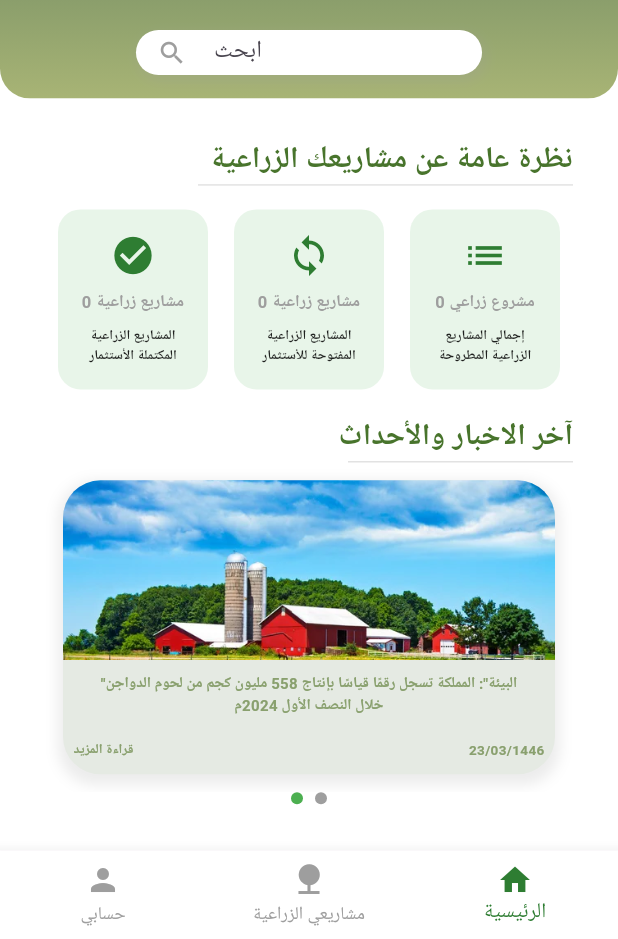
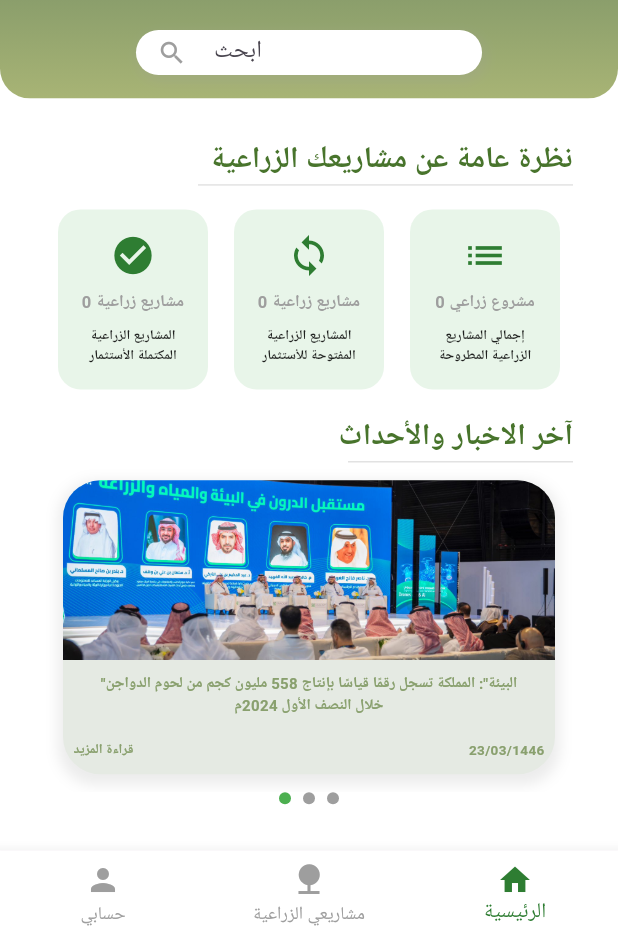
Before and after one commit to RahafHatrash/EmdadApp_SeniorProject, a Flutter app: the FarmerHomePage screen opened by its route, on a phone screen of 412 x 824 dp, the part 297-1236 px from its top. Run offline on Flutter 3.47's test engine with Material 3 defaults, Android fonts, the phone set to English and light mode, and no system bars; our stand-ins replace cloud_firestore, firebase_auth, firebase_core; accounts and stored records are empty; Roboto replaces fonts that are missing (Markazi Text).

Commit message:
changes by rahaf

```diff
--- a/lib/FarmerPages/FarmerHome/farmerHome.dart
+++ b/lib/FarmerPages/FarmerHome/farmerHome.dart
@@ -2,9 +2,7 @@ import 'package:cloud_firestore/cloud_firestore.dart';
 import 'package:emdad_cpit499/FarmerPages/FarmerHome/projects_list.dart';
 import 'package:firebase_auth/firebase_auth.dart';
 import 'package:flutter/material.dart';
-
 import '../FarmerProfile/FarmerProfile.dart';
-
 
 class FarmerHomePage extends StatefulWidget {
   const FarmerHomePage({super.key});
@@ -56,6 +54,27 @@ class _FarmerHomePageState extends State<FarmerHomePage> {
         .snapshots()
         .map((snapshot) => snapshot.docs.length);
   }
+
+  final List<Map<String, String>> farmCards = [
+    {
+      'imageUrl': 'assets/images/news1.png',
+      'date': '23/03/1446',
+      'text': '"البيئة": المملكة تسجل رقمًا قياسًا بإنتاج 558 مليون كجم من لحوم الدواجن خلال النصف الأول 2024م',
+      'additionalText': 'قراءة المزيد',
+    },
+    {
+      'imageUrl': 'assets/images/news2.png',
+      'date': '24/03/1446',
+      'text': '"البيئة": المملكة تسجل رقمًا قياسًا بإنتاج 558 مليون كجم من لحوم الدواجن خلال النصف الأول 2024م',
+      'additionalText': 'قراءة المزيد',
+    },
+    {
+      'imageUrl': 'assets/images/news3.png',
+      'date': '24/03/1446',
+      'text': '"البيئة": المملكة تسجل رقمًا قياسًا بإنتاج 558 مليون كجم من لحوم الدواجن خلال النصف الأول 2024م',
+      'additionalText': 'قراءة المزيد',
+    },
+  ];
 
   @override
   Widget build(BuildContext context) {
@@ -225,26 +244,20 @@ class _FarmerHomePageState extends State<FarmerHomePage> {
                   height: 220,
                   child: PageView(
                     controller: _pageController,
-                    children: [
-                      buildFarmCard(
-                        imageUrl: 'assets/images/farm1.png',
-                        date: '23/03/1446',
-                        text: '"البيئة": المملكة تسجل رقمًا قياسًا بإنتاج 558 مليون كجم من لحوم الدواجن خلال النصف الأول 2024م',
-                        additionalText: 'قراءة المزيد',
-                      ),
-                      buildFarmCard(
-                        imageUrl: 'assets /images/farm1.png',
-                        date: '24/03/1446',
-                        text: '"البيئة": المملكة تسجل رقمًا قياسًا بإنتاج 558 مليون كجم من لحوم الدواجن خلال النصف الأول 2024م',
-                        additionalText: 'قراءة المزيد',
-                      ),
-                    ],
+                    children: farmCards.map((card) {
+                      return buildFarmCard(
+                        imageUrl: card['imageUrl']!,
+                        date: card['date']!,
+                        text: card['text']!,
+                        additionalText: card['additionalText']!,
+                      );
+                    }).toList(),
                   ),
                 ),
                 Center(
                   child: Row(
                     mainAxisAlignment: MainAxisAlignment.center,
-                    children: List.generate(2, (index) {
+                    children: List.generate(farmCards.length, (index) {
                       return Container(
                         margin: const EdgeInsets.symmetric(horizontal: 4),
                         height: 8,
--- a/lib/FarmerPages/FarmerHome/projectDetails.dart
+++ b/lib/FarmerPages/FarmerHome/projectDetails.dart
@@ -84,7 +84,7 @@ class ProjectDetails extends StatelessWidget {
   @override
   Widget build(BuildContext context) {
     double screenHeight = MediaQuery.of(context).size.height;
-    String imageUrl = projectData['imageUrl'] ?? 'assets/images/farm1.png';
+    String imageUrl = projectData['imageUrl'] ?? 'assets/images/12.png';
 
     return Stack(
       children: [
--- a/lib/FarmerPages/FarmerHome/projects_list.dart
+++ b/lib/FarmerPages/FarmerHome/projects_list.dart
@@ -165,7 +165,7 @@ class _ProjectListState extends State<ProjectList> {
             final documentId = document.id;
 
             return _buildProjectItem(
-              imagePath: projectData['imageUrl'] ?? 'assets/images/farm1.png',
+              imagePath: projectData['imageUrl'] ?? 'assets/images/12.png',
               title: projectData['projectName'] ?? 'مشروع زراعي',
               documentId: documentId,
             );
--- a/lib/InvestorPages/InvestorHome/Allinvestments.dart
+++ b/lib/InvestorPages/InvestorHome/Allinvestments.dart
@@ -236,7 +236,7 @@ class _AllInvestmentsState extends State<AllInvestments> {
     );
 
     if (paginatedInvestments.isEmpty) {
-      return const Center(child: Text('لا توجد استثمارات لعرضها.'));
+      return const Center(child: Text('.لا توجد فُرص استثمارية يتم عرضها'));
     }
 
     return ListView.builder(
--- a/lib/StartPages/phoneVerification.dart
+++ b/lib/StartPages/phoneVerification.dart
@@ -106,8 +106,8 @@ class _PhoneVerificationState extends State<PhoneVerification> {
         width: MediaQuery.of(context).size.width,
         decoration: BoxDecoration(
           image: DecorationImage(
-            image: AssetImage('assets /images/bg2.png'),
-            fit: BoxFit.cover,
+            image: AssetImage('assets/images/bg2.png'),
+            fit: BoxFit.cover
           ),
         ),
         child: Stack(
```
Also changed, not shown: assets/farm/12.png (renamed from assets/images/farm1.png), assets/farm/13.png (renamed from assets/images/farm3.png), assets/images/news2.png (added), 1 other file.
